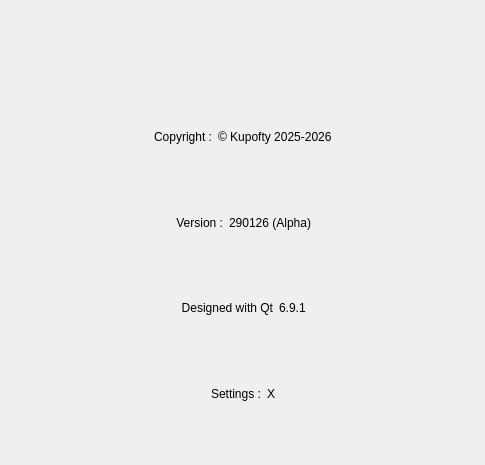
Old version of the form src/menu_bar/about/menubar_about.ui in the repository Kupofty/OpenSeaNav.
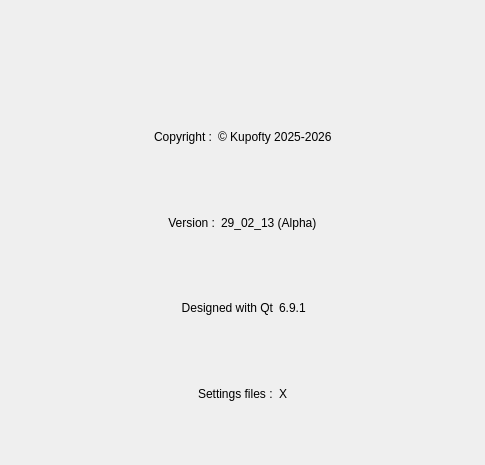
New version of the form. Icons and pictures are not drawn.

Commit message: hide cog & heading line if speed is zero

Diff of the .ui file:
```diff
--- a/src/menu_bar/about/menubar_about.ui
+++ b/src/menu_bar/about/menubar_about.ui
@@ -45,7 +45,10 @@
      <item>
       <widget class="QLabel" name="label_12">
        <property name="text">
-        <string>Settings :</string>
+        <string>Settings files :</string>
+       </property>
+       <property name="wordWrap">
+        <bool>false</bool>
        </property>
       </widget>
      </item>
@@ -108,7 +111,7 @@
      <item>
       <widget class="QLabel" name="label_9">
        <property name="text">
-        <string notr="true">290126 (Alpha)</string>
+        <string notr="true">29_02_13 (Alpha)</string>
        </property>
       </widget>
      </item>
```
The commit also changes 1 other file.
